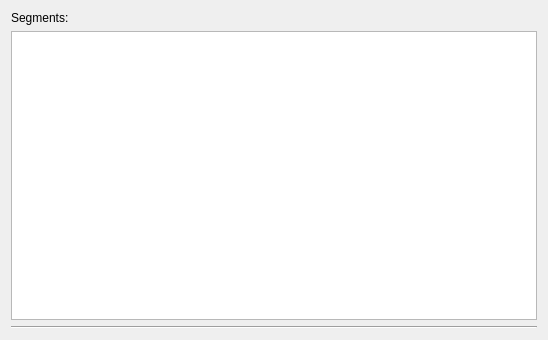
Above: qt_ui/AttributesSegmentation.ui from FilmColors/VIAN before the change. Below: the same form after it.
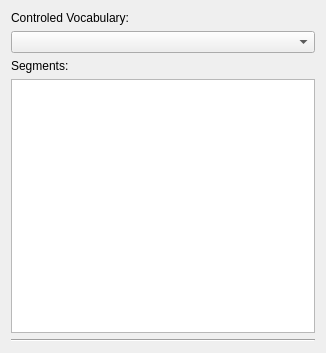
That is the form after the change.

Patch:
```diff
--- a/qt_ui/AttributesSegmentation.ui
+++ b/qt_ui/AttributesSegmentation.ui
@@ -6,8 +6,8 @@
    <rect>
     <x>0</x>
     <y>0</y>
-    <width>548</width>
-    <height>340</height>
+    <width>326</width>
+    <height>353</height>
    </rect>
   </property>
   <property name="sizePolicy">
@@ -26,6 +26,16 @@
    <string>Form</string>
   </property>
   <layout class="QVBoxLayout" name="verticalLayout">
+   <item>
+    <widget class="QLabel" name="label_2">
+     <property name="text">
+      <string>Controled Vocabulary:</string>
+     </property>
+    </widget>
+   </item>
+   <item>
+    <widget class="QComboBox" name="comboBox_Controled_Vocabulary"/>
+   </item>
    <item>
     <widget class="QLabel" name="label">
      <property name="text">
```
